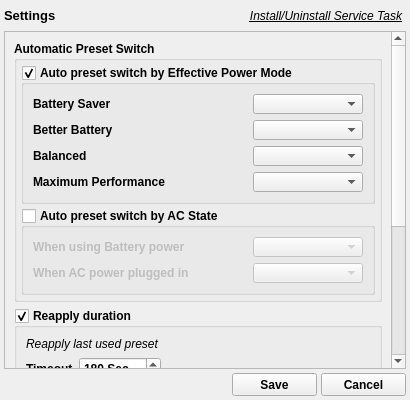
Qt form CtrlSettingsForm.ui (xodj/RyzenAdjCtrl) before a commit.
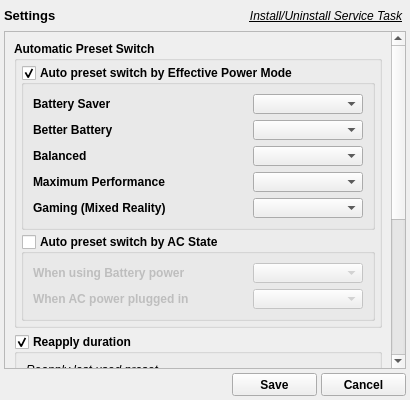
The same form after that commit. Custom widgets are drawn as their Qt base class.

What changed in the file:
```diff
--- a/CtrlSettingsForm.ui
+++ b/CtrlSettingsForm.ui
@@ -125,7 +125,7 @@
         <x>0</x>
         <y>0</y>
         <width>386</width>
-        <height>581</height>
+        <height>609</height>
        </rect>
       </property>
       <layout class="QVBoxLayout" name="verticalLayout">
@@ -351,6 +351,48 @@
                </item>
               </layout>
              </item>
+             <item>
+              <layout class="QHBoxLayout" name="horizontalLayout_11">
+               <item>
+                <widget class="QLabel" name="label_11">
+                 <property name="font">
+                  <font>
+                   <weight>75</weight>
+                   <bold>true</bold>
+                  </font>
+                 </property>
+                 <property name="text">
+                  <string>Gaming (Mixed Reality)</string>
+                 </property>
+                </widget>
+               </item>
+               <item>
+                <widget class="CtrlComboBox" name="epmGamingComboBox">
+                 <property name="sizePolicy">
+                  <sizepolicy hsizetype="Fixed" vsizetype="Fixed">
+                   <horstretch>0</horstretch>
+                   <verstretch>0</verstretch>
+                  </sizepolicy>
+                 </property>
+                 <property name="minimumSize">
+                  <size>
+                   <width>110</width>
+                   <height>20</height>
+                  </size>
+                 </property>
+                 <property name="font">
+                  <font>
+                   <weight>75</weight>
+                   <bold>true</bold>
+                  </font>
+                 </property>
+                 <property name="currentIndex">
+                  <number>-1</number>
+                 </property>
+                </widget>
+               </item>
+              </layout>
+             </item>
             </layout>
            </widget>
           </item>
```
